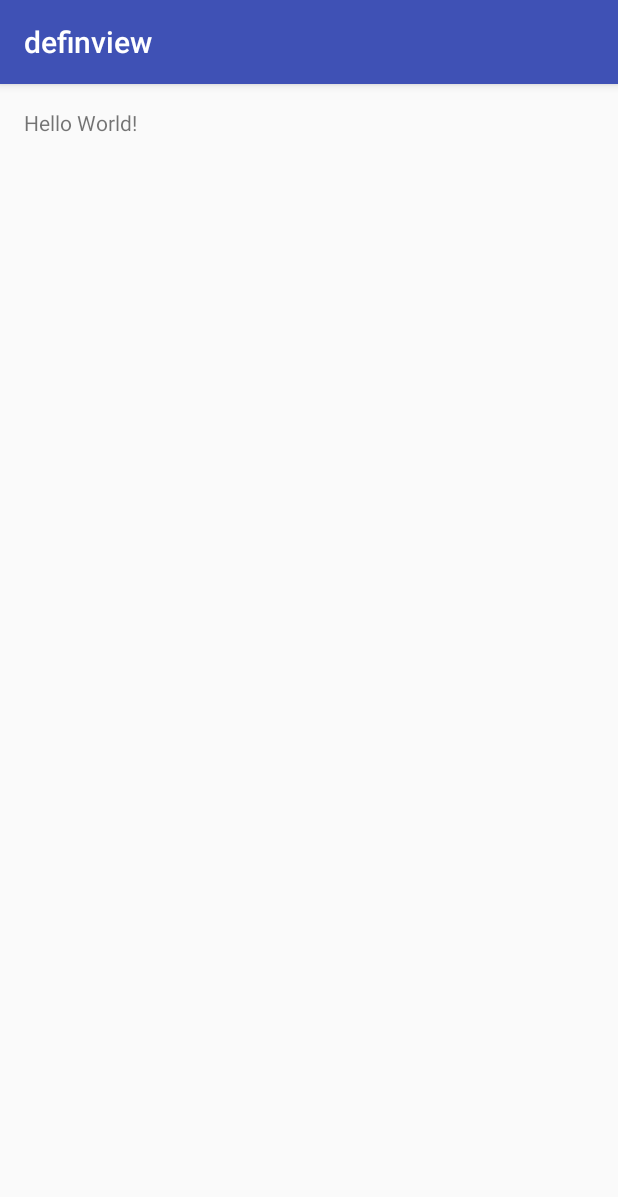
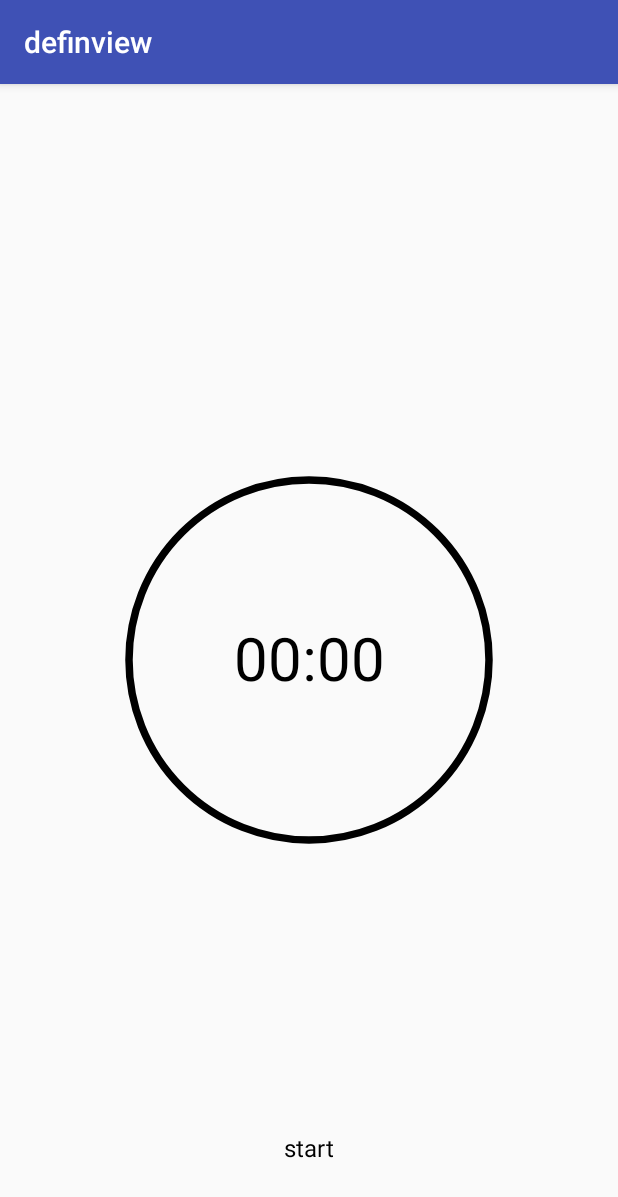
Before and after one commit to HuixingWong/UseProject, an Android app: the screen it shows after launch (MainActivity), on a phone screen of 412 x 824 dp. Shown: the top 1197 px of the screen. Run offline under Robolectric (Android 15) with nearby library versions, the phone set to English and light mode, and no system bars.

Commit message:
加入一个计时器自定义view

```diff
--- a/definview/src/main/java/com/example/huixing/definview/MainActivity.java
+++ b/definview/src/main/java/com/example/huixing/definview/MainActivity.java
@@ -2,12 +2,25 @@ package com.example.huixing.definview;
 
 import android.support.v7.app.AppCompatActivity;
 import android.os.Bundle;
+import android.view.View;
+import android.widget.TextView;
 
 public class MainActivity extends AppCompatActivity {
 
+
+    TomatoView clockView;
+    TextView textView;
     @Override
     protected void onCreate(Bundle savedInstanceState) {
         super.onCreate(savedInstanceState);
         setContentView(R.layout.activity_main);
+        clockView = (TomatoView) findViewById(R.id.clockView);
+        textView = (TextView) findViewById(R.id.tv_start);
+        textView.setOnClickListener(new View.OnClickListener() {
+            @Override
+            public void onClick(View view) {
+                clockView.start();
+            }
+        });
     }
 }
--- /dev/null
+++ b/definview/src/main/java/com/example/huixing/definview/TomatoView.java
@@ -0,0 +1,205 @@
+package com.example.huixing.definview;
+
+/**
+ * Created by wangxiabing on 2017/9/21.
+ */
+
+        import android.animation.ValueAnimator;
+        import android.content.Context;
+        import android.content.res.Resources;
+        import android.graphics.Canvas;
+        import android.graphics.Color;
+        import android.graphics.Paint;
+        import android.graphics.RectF;
+        import android.os.CountDownTimer;
+        import android.support.annotation.Nullable;
+        import android.util.AttributeSet;
+        import android.util.DisplayMetrics;
+        import android.view.MotionEvent;
+        import android.view.View;
+        import android.view.animation.LinearInterpolator;
+
+public class TomatoView extends View {
+    private Paint mPaint = new Paint(Paint.ANTI_ALIAS_FLAG);
+    private Paint timePaint = new Paint(Paint.ANTI_ALIAS_FLAG);
+    private int mColor = Color.parseColor("#D1D1D1");
+    private int centerX;
+    private int centerY;
+    private int radius;
+    private RectF mRectF = new RectF();
+    public static final float START_ANGLE = -90;
+    public static final int MAX_TIME = 60;
+    private float sweepVelocity = 0;
+    private String textTime = "00:00";
+    //分钟
+    private int time;
+    //倒计时
+    private int countdownTime;
+    private float touchX;
+    private float touchY;
+    private float offsetX;
+    private float offsetY;
+    private boolean isStarted;
+
+    public TomatoView(Context context) {
+        super(context);
+    }
+
+    public TomatoView(Context context, @Nullable AttributeSet attrs) {
+        super(context, attrs);
+    }
+
+    public TomatoView(Context context, @Nullable AttributeSet attrs, int defStyleAttr) {
+        super(context, attrs, defStyleAttr);
+    }
+
+
+    public static float dpToPixel(float dp) {
+        DisplayMetrics metrics = Resources.getSystem().getDisplayMetrics();
+        return dp * metrics.density;
+    }
+
+    @Override
+    protected void onMeasure(int widthMeasureSpec, int heightMeasureSpec) {
+        super.onMeasure(widthMeasureSpec, heightMeasureSpec);
+        int height = MeasureSpec.getSize(heightMeasureSpec);
+        int width = MeasureSpec.getSize(widthMeasureSpec);
+        centerX = width / 2;
+        centerY = height / 2;
+        radius = (int) dpToPixel(120);
+        setMeasuredDimension(width, height);
+
+    }
+
+    @Override
+    protected void onDraw(Canvas canvas) {
+        super.onDraw(canvas);
+        mRectF.set(centerX - radius, centerY - radius, centerX + radius, centerY + radius);
+        //黑圆
+        canvas.save();
+        mPaint.setColor(Color.BLACK);
+        mPaint.setStyle(Paint.Style.STROKE);
+        mPaint.setStrokeWidth(dpToPixel(5));
+        canvas.drawCircle(centerX, centerY, radius, mPaint);
+        canvas.restore();
+        //灰圆
+        canvas.save();
+        mPaint.setColor(mColor);
+        canvas.drawArc(mRectF, START_ANGLE, 360 * sweepVelocity, false, mPaint);
+        canvas.restore();
+        //时间
+        canvas.save();
+        timePaint.setColor(Color.BLACK);
+        timePaint.setStyle(Paint.Style.FILL);
+        timePaint.setTextSize(dpToPixel(40));
+        canvas.drawText(textTime, centerX - timePaint.measureText(textTime) / 2,
+                centerY - (timePaint.ascent() + timePaint.descent()) / 2, timePaint);
+        canvas.restore();
+    }
+
+    @Override
+    public boolean onTouchEvent(MotionEvent event) {
+        if (isStarted) {
+            return true;
+        }
+        float x = event.getX();
+        float y = event.getY();
+        boolean isContained = isContained(x, y);
+        switch (event.getActionMasked()) {
+            case MotionEvent.ACTION_DOWN:
+                if (isContained) {
+                    touchX = x;
+                    touchY = y;
+                }
+                break;
+            case MotionEvent.ACTION_MOVE:
+                if (isContained) {
+                    offsetX = x - touchX;
+                    offsetY = y - touchY;
+                    time = (int) (offsetY / 2 / radius * MAX_TIME);
+                    if (time <= 0) {
+                        time = 0;
+                    }
+                    textTime = formatTime(time);
+                    countdownTime = time * 60;
+                    invalidate();
+                }
+                break;
+        }
+        return true;
+    }
+
+    private boolean isContained(float x, float y) {
+        if (Math.sqrt((x - centerX) * (x - centerX) + (y - centerY) * (y - centerY)) > radius) {
+            return false;
+        } else {
+            return true;
+        }
+    }
+
+    private String formatTime(int time) {
+        StringBuilder sb = new StringBuilder();
+        if (time < 10) {
+            sb.append("0" + time + ":00");
+        } else {
+            sb.append(time + ":00");
+        }
+        return sb.toString();
+    }
+
+    private String formatCountdownTime(int countdownTime) {
+        StringBuilder sb = new StringBuilder();
+        int minute = countdownTime / 60;
+        int second = countdownTime - 60 * minute;
+        if (minute < 10) {
+            sb.append("0" + minute + ":");
+        } else {
+            sb.append(minute + ":");
+        }
+        if (second < 10) {
+            sb.append("0" + second);
+        } else {
+            sb.append(second);
+        }
+        return sb.toString();
+    }
+
+    public void start(){
+        if (countdownTime == 0 || isStarted) {
+            return;
+        }
+        isStarted = true;
+        ValueAnimator valueAnimator = ValueAnimator.ofFloat(0, 1.0f);
+        valueAnimator.setDuration(countdownTime * 1000);
+        valueAnimator.setInterpolator(new LinearInterpolator());
+        valueAnimator.addUpdateListener(new ValueAnimator.AnimatorUpdateListener() {
+            @Override
+            public void onAnimationUpdate(ValueAnimator animation) {
+                sweepVelocity = (float) animation.getAnimatedValue();
+                mColor = Color.parseColor("#D1D1D1");
+                invalidate();
+            }
+        });
+        valueAnimator.start();
+
+        new CountDownTimer(countdownTime * 1000 + 1000, 1000) {
+            @Override
+            public void onTick(long millisUntilFinished) {
+                countdownTime = (countdownTime * 1000 - 1000) / 1000;
+                textTime = formatCountdownTime(countdownTime);
+                invalidate();
+            }
+
+            @Override
+            public void onFinish() {
+                mColor = Color.BLACK;
+                sweepVelocity = 0;
+                isStarted = false;
+                invalidate();
+            }
+        }.start();
+    }
+
+
+
+}
--- a/definview/src/main/res/layout/activity_main.xml
+++ b/definview/src/main/res/layout/activity_main.xml
@@ -1,18 +1,24 @@
 <?xml version="1.0" encoding="utf-8"?>
-<RelativeLayout
-        xmlns:android="http://schemas.android.com/apk/res/android"
-        xmlns:tools="http://schemas.android.com/tools"
-        android:id="@+id/activity_main"
-        android:layout_width="match_parent"
-        android:layout_height="match_parent"
-        android:paddingLeft="@dimen/activity_horizontal_margin"
-        android:paddingRight="@dimen/activity_horizontal_margin"
-        android:paddingTop="@dimen/activity_vertical_margin"
-        android:paddingBottom="@dimen/activity_vertical_margin"
-        tools:context="com.example.huixing.definview.MainActivity">
+<RelativeLayout xmlns:android="http://schemas.android.com/apk/res/android"
+    xmlns:tools="http://schemas.android.com/tools"
+    android:layout_width="match_parent"
+    android:layout_height="match_parent">
+
+    <com.example.huixing.definview.TomatoView
+        android:layout_width="wrap_content"
+        android:layout_height="wrap_content"
+        android:id="@+id/clockView"/>
 
     <TextView
-            android:layout_width="wrap_content"
-            android:layout_height="wrap_content"
-            android:text="Hello World!"/>
+        android:id="@+id/tv_start"
+        android:layout_width="wrap_content"
+        android:layout_height="wrap_content"
+        android:text="start"
+        android:textSize="16sp"
+        android:textColor="@android:color/black"
+        android:layout_alignParentBottom="true"
+        android:layout_centerInParent="true"
+        android:layout_marginBottom="48dp"
+        />
+
 </RelativeLayout>
```
